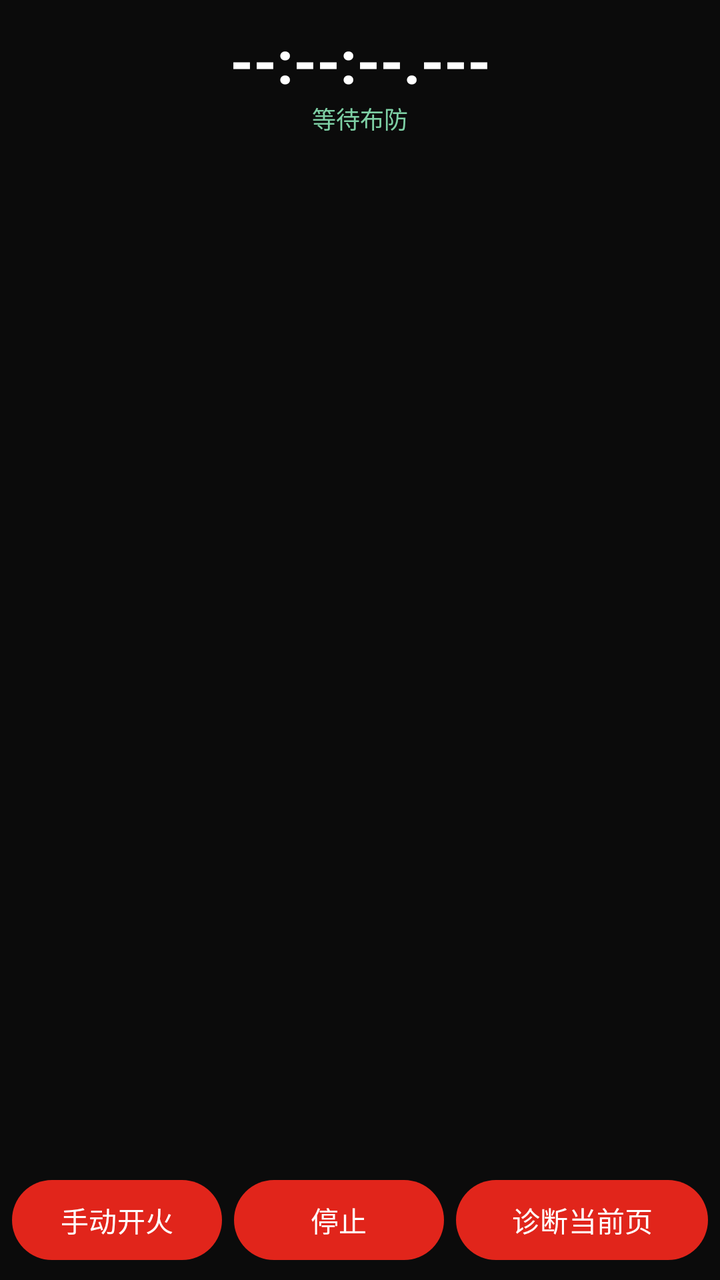
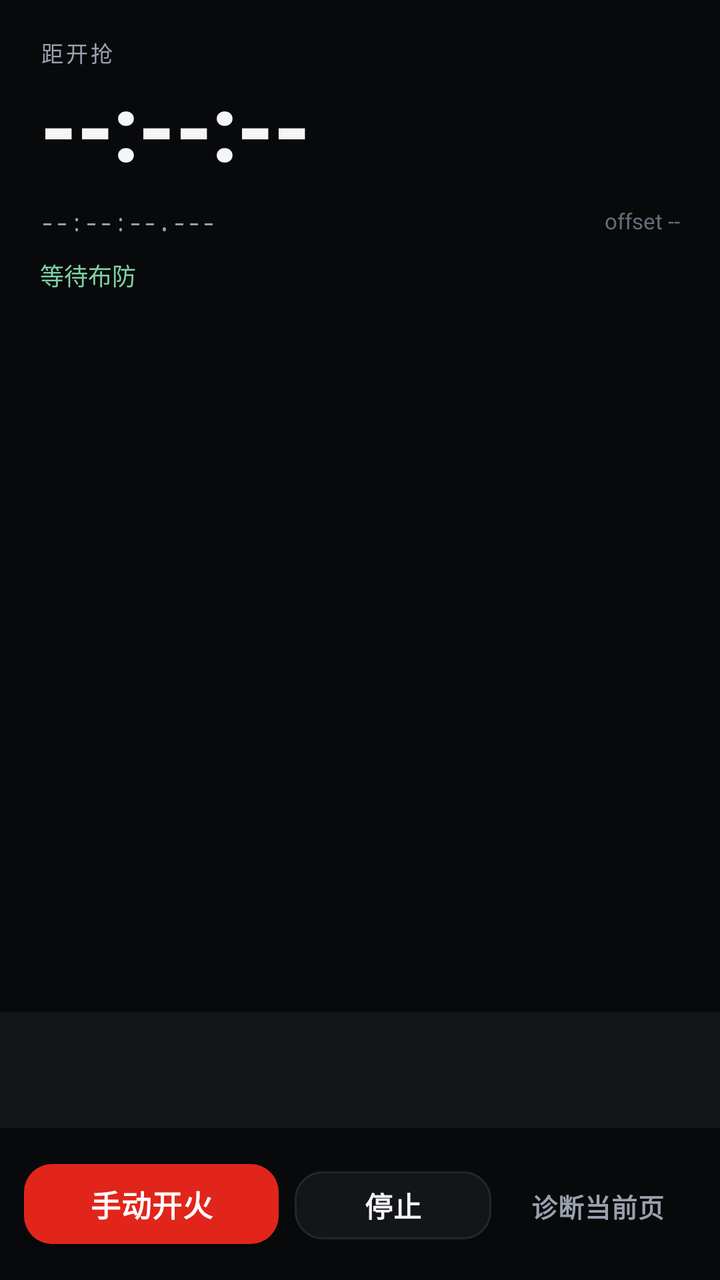

Screens rendered from an Android XML layout before and after an edit, with the pre-edit source and the edit as a unified diff.
<!-- AndroidManifest.xml: activity theme Theme.JdSniper.Sniper -->
<!-- res/layout/activity_sniper.xml -->
<?xml version="1.0" encoding="utf-8"?>
<LinearLayout xmlns:android="http://schemas.android.com/apk/res/android"
    android:layout_width="match_parent"
    android:layout_height="match_parent"
    android:background="#0B0B0B"
    android:orientation="vertical">

    <TextView
        android:id="@+id/tvClock"
        android:layout_width="match_parent"
        android:layout_height="wrap_content"
        android:gravity="center"
        android:paddingTop="10dp"
        android:text="--:--:--.---"
        android:textColor="#FFFFFF"
        android:textSize="30sp"
        android:textStyle="bold" />

    <TextView
        android:id="@+id/tvSub"
        android:layout_width="match_parent"
        android:layout_height="wrap_content"
        android:gravity="center"
        android:paddingBottom="6dp"
        android:text="等待布防"
        android:textColor="#7ED0A5"
        android:textSize="12sp" />

    <ScrollView
        android:layout_width="match_parent"
        android:layout_height="0dp"
        android:layout_weight="1">

        <LinearLayout
            android:id="@+id/webContainer"
            android:layout_width="match_parent"
            android:layout_height="wrap_content"
            android:orientation="vertical" />
    </ScrollView>

    <TextView
        android:id="@+id/tvLog"
        android:layout_width="match_parent"
        android:layout_height="90dp"
        android:padding="6dp"
        android:scrollbars="vertical"
        android:textColor="#B8B8B8"
        android:textSize="10sp" />

    <LinearLayout
        android:layout_width="match_parent"
        android:layout_height="wrap_content"
        android:orientation="horizontal"
        android:padding="6dp">

        <Button
            android:id="@+id/btnFire"
            android:layout_width="0dp"
            android:layout_height="wrap_content"
            android:layout_weight="1"
            android:text="@string/btn_fire" />

        <Button
            android:id="@+id/btnStop"
            android:layout_width="0dp"
            android:layout_height="wrap_content"
            android:layout_marginStart="6dp"
            android:layout_weight="1"
            android:text="@string/btn_stop" />

        <Button
            android:id="@+id/btnDump"
            android:layout_width="0dp"
            android:layout_height="wrap_content"
            android:layout_marginStart="6dp"
            android:layout_weight="1.2"
            android:text="@string/btn_dump" />
    </LinearLayout>
</LinearLayout>
<!-- resources referenced by this layout -->
<resources>
  <string name="btn_dump">诊断当前页</string>
  <string name="btn_fire">手动开火</string>
  <string name="btn_stop">停止</string>
  <style name="Theme.JdSniper.Sniper" parent="Theme.JdSniper">
          <item name="android:windowBackground">#0B0B0B</item>
          <item name="android:statusBarColor">#0B0B0B</item>
          <item name="android:navigationBarColor">#0B0B0B</item>
          <item name="android:windowShowWallpaper">false</item>
      </style>
  <style name="Theme.JdSniper" parent="Theme.Material3.DayNight.NoActionBar">
          <item name="colorPrimary">@color/brand_red</item>
          <item name="colorOnPrimary">#FFFFFF</item>
          <item name="colorSecondary">@color/brand_green</item>
          <item name="android:colorBackground">@color/bg</item>
          <item name="android:statusBarColor">@color/brand_red</item>
          <item name="android:navigationBarColor">@color/surface</item>
          <item name="android:windowLightStatusBar">false</item>
          <item name="android:textColorPrimary">@color/text_main</item>
      </style>
  <color name="brand_green">#12B76A</color>
  <color name="bg">#F5F6F8</color>
  <color name="surface">#FFFFFF</color>
  <color name="text_main">#1A1A1A</color>
  <!-- unchanged entries left out for length: 1 -->
</resources>

<!-- the commit's change to res/layout/activity_sniper.xml (unified diff, before → after) -->
@@ -1,79 +1,156 @@
 <?xml version="1.0" encoding="utf-8"?>
 <LinearLayout xmlns:android="http://schemas.android.com/apk/res/android"
+    xmlns:app="http://schemas.android.com/apk/res-auto"
     android:layout_width="match_parent"
     android:layout_height="match_parent"
-    android:background="#0B0B0B"
+    android:background="@color/dark_bg"
     android:orientation="vertical">
 
-    <TextView
-        android:id="@+id/tvClock"
+    <LinearLayout
         android:layout_width="match_parent"
         android:layout_height="wrap_content"
-        android:gravity="center"
-        android:paddingTop="10dp"
-        android:text="--:--:--.---"
-        android:textColor="#FFFFFF"
-        android:textSize="30sp"
-        android:textStyle="bold" />
+        android:orientation="vertical"
+        android:paddingStart="20dp"
+        android:paddingTop="18dp"
+        android:paddingEnd="20dp"
+        android:paddingBottom="10dp">
 
-    <TextView
-        android:id="@+id/tvSub"
-        android:layout_width="match_parent"
-        android:layout_height="wrap_content"
-        android:gravity="center"
-        android:paddingBottom="6dp"
-        android:text="等待布防"
-        android:textColor="#7ED0A5"
-        android:textSize="12sp" />
+        <LinearLayout
+            android:layout_width="match_parent"
+            android:layout_height="wrap_content"
+            android:gravity="center_vertical"
+            android:orientation="horizontal">
+
+            <TextView
+                android:layout_width="0dp"
+                android:layout_height="wrap_content"
+                android:layout_weight="1"
+                android:letterSpacing="0.12"
+                android:text="距开抢"
+                android:textColor="@color/dark_text_2"
+                android:textSize="11sp" />
+
+            <TextView
+                android:id="@+id/tvEventKey"
+                android:layout_width="wrap_content"
+                android:layout_height="wrap_content"
+                android:textColor="@color/dark_text_3"
+                android:textSize="10sp" />
+        </LinearLayout>
+
+        <TextView
+            android:id="@+id/tvCountdownBig"
+            android:layout_width="match_parent"
+            android:layout_height="wrap_content"
+            android:layout_marginTop="4dp"
+            android:fontFamily="sans-serif-medium"
+            android:includeFontPadding="false"
+            android:letterSpacing="-0.02"
+            android:text="--:--:--"
+            android:textColor="@color/dark_text"
+            android:textSize="46sp"
+            android:textStyle="bold" />
+
+        <LinearLayout
+            android:layout_width="match_parent"
+            android:layout_height="wrap_content"
+            android:layout_marginTop="10dp"
+            android:gravity="center_vertical"
+            android:orientation="horizontal">
+
+            <TextView
+                android:id="@+id/tvClock"
+                android:layout_width="0dp"
+                android:layout_height="wrap_content"
+                android:layout_weight="1"
+                android:fontFamily="monospace"
+                android:text="--:--:--.---"
+                android:textColor="@color/dark_text_2"
+                android:textSize="12sp" />
+
+            <TextView
+                android:id="@+id/tvOffset"
+                android:layout_width="wrap_content"
+                android:layout_height="wrap_content"
+                android:text="offset --"
+                android:textColor="@color/dark_text_3"
+                android:textSize="11sp" />
+        </LinearLayout>
+
+        <TextView
+            android:id="@+id/tvSub"
+            android:layout_width="match_parent"
+            android:layout_height="wrap_content"
+            android:layout_marginTop="10dp"
+            android:text="@string/sniper_waiting"
+            android:textColor="#7ED0A5"
+            android:textSize="12sp" />
+    </LinearLayout>
 
     <ScrollView
         android:layout_width="match_parent"
         android:layout_height="0dp"
-        android:layout_weight="1">
+        android:layout_weight="1"
+        android:clipToPadding="false"
+        android:paddingStart="12dp"
+        android:paddingEnd="12dp"
+        android:scrollbars="none">
 
         <LinearLayout
-            android:id="@+id/webContainer"
+            android:id="@+id/cardContainer"
             android:layout_width="match_parent"
             android:layout_height="wrap_content"
-            android:orientation="vertical" />
+            android:orientation="vertical"
+            android:paddingBottom="10dp" />
     </ScrollView>
 
     <TextView
         android:id="@+id/tvLog"
         android:layout_width="match_parent"
-        android:layout_height="90dp"
-        android:padding="6dp"
+        android:layout_height="58dp"
+        android:background="@color/dark_surface"
+        android:fontFamily="monospace"
+        android:paddingStart="12dp"
+        android:paddingTop="6dp"
+        android:paddingEnd="12dp"
+        android:paddingBottom="6dp"
         android:scrollbars="vertical"
-        android:textColor="#B8B8B8"
-        android:textSize="10sp" />
+        android:textColor="@color/dark_text_3"
+        android:textSize="9sp" />
 
     <LinearLayout
         android:layout_width="match_parent"
         android:layout_height="wrap_content"
         android:orientation="horizontal"
-        android:padding="6dp">
+        android:padding="12dp">
 
-        <Button
+        <com.google.android.material.button.MaterialButton
             android:id="@+id/btnFire"
             android:layout_width="0dp"
             android:layout_height="wrap_content"
-            android:layout_weight="1"
+            android:layout_weight="1.3"
             android:text="@string/btn_fire" />
 
-        <Button
+        <com.google.android.material.button.MaterialButton
             android:id="@+id/btnStop"
+            style="@style/Widget.JdSniper.Button.Outlined"
             android:layout_width="0dp"
             android:layout_height="wrap_content"
-            android:layout_marginStart="6dp"
+            android:layout_marginStart="8dp"
             android:layout_weight="1"
-            android:text="@string/btn_stop" />
+            android:text="@string/btn_stop"
+            android:textColor="@color/dark_text"
+            app:backgroundTint="@color/dark_surface"
+            app:strokeColor="@color/dark_stroke" />
 
-        <Button
+        <com.google.android.material.button.MaterialButton
             android:id="@+id/btnDump"
+            style="@style/Widget.JdSniper.Button.Text"
             android:layout_width="0dp"
             android:layout_height="wrap_content"
-            android:layout_marginStart="6dp"
-            android:layout_weight="1.2"
-            android:text="@string/btn_dump" />
+            android:layout_marginStart="4dp"
+            android:layout_weight="1"
+            android:text="@string/btn_dump"
+            android:textColor="@color/dark_text_2" />
     </LinearLayout>
 </LinearLayout>
<!-- resource entries referenced after the edit -->
@@ -1,28 +1,78 @@
 <!-- resources referenced by this layout -->
 <resources>
+  <color name="dark_bg">#08090B</color>
+  <color name="dark_stroke">#23262C</color>
+  <color name="dark_surface">#131519</color>
+  <color name="dark_text">#F4F5F7</color>
+  <color name="dark_text_2">#9AA1AE</color>
+  <color name="dark_text_3">#666D7A</color>
   <string name="btn_dump">诊断当前页</string>
   <string name="btn_fire">手动开火</string>
   <string name="btn_stop">停止</string>
+  <string name="sniper_waiting">等待布防</string>
+  <style name="Widget.JdSniper.Button.Outlined" parent="Widget.MaterialComponents.Button.OutlinedButton">
+          <item name="cornerRadius">14dp</item>
+          <item name="android:textSize">14sp</item>
+          <item name="android:minHeight">46dp</item>
+          <item name="strokeColor">@color/stroke</item>
+          <item name="android:textColor">@color/text_primary</item>
+          <item name="backgroundTint">@color/surface</item>
+      </style>
+  <style name="Widget.JdSniper.Button.Text" parent="Widget.MaterialComponents.Button.TextButton">
+          <item name="cornerRadius">12dp</item>
+          <item name="android:textSize">13sp</item>
+          <item name="android:minHeight">42dp</item>
+          <item name="android:textColor">@color/text_secondary</item>
+      </style>
   <style name="Theme.JdSniper.Sniper" parent="Theme.JdSniper">
-          <item name="android:windowBackground">#0B0B0B</item>
-          <item name="android:statusBarColor">#0B0B0B</item>
-          <item name="android:navigationBarColor">#0B0B0B</item>
-          <item name="android:windowShowWallpaper">false</item>
+          <item name="android:windowBackground">@color/dark_bg</item>
+          <item name="android:colorBackground">@color/dark_bg</item>
+          <item name="colorSurface">@color/dark_surface</item>
+          <item name="colorOnSurface">@color/dark_text</item>
+          <item name="colorOutline">@color/dark_stroke</item>
+          <item name="android:statusBarColor">@color/dark_bg</item>
+          <item name="android:windowLightStatusBar">false</item>
+          <item name="android:navigationBarColor">@color/dark_bg</item>
+          <item name="android:windowLightNavigationBar">false</item>
       </style>
+  <color name="stroke">#E6E8ED</color>
+  <color name="text_primary">#101217</color>
   <style name="Theme.JdSniper" parent="Theme.Material3.DayNight.NoActionBar">
           <item name="colorPrimary">@color/brand_red</item>
           <item name="colorOnPrimary">#FFFFFF</item>
-          <item name="colorSecondary">@color/brand_green</item>
+          <item name="colorPrimaryContainer">#FFE8E5</item>
+          <item name="colorOnPrimaryContainer">@color/brand_red_dark</item>
+          <item name="colorSecondary">@color/ok_green</item>
+          <item name="colorOnSecondary">#FFFFFF</item>
+          <item name="colorSurface">@color/surface</item>
+          <item name="colorOnSurface">@color/text_primary</item>
+          <item name="colorSurfaceVariant">@color/surface_alt</item>
+          <item name="colorOnSurfaceVariant">@color/text_secondary</item>
+          <item name="colorOutline">@color/stroke</item>
           <item name="android:colorBackground">@color/bg</item>
-          <item name="android:statusBarColor">@color/brand_red</item>
+          <item name="android:textColorPrimary">@color/text_primary</item>
+          <item name="android:textColorSecondary">@color/text_secondary</item>
+          <item name="android:statusBarColor">@color/bg</item>
+          <item name="android:windowLightStatusBar">true</item>
           <item name="android:navigationBarColor">@color/surface</item>
-          <item name="android:windowLightStatusBar">false</item>
-          <item name="android:textColorPrimary">@color/text_main</item>
+          <item name="android:windowLightNavigationBar" tools:targetApi="27">true</item>
+          <item name="materialButtonStyle">@style/Widget.JdSniper.Button</item>
       </style>
-  <color name="brand_green">#12B76A</color>
-  <color name="bg">#F5F6F8</color>
+  <color name="brand_red_dark">#B01A12</color>
+  <color name="ok_green">#0BA36B</color>
+  <color name="surface_alt">#FAFBFC</color>
+  <color name="bg">#F1F2F5</color>
+  <style name="Widget.JdSniper.Button" parent="Widget.MaterialComponents.Button">
+          <item name="cornerRadius">14dp</item>
+          <item name="android:textSize">15sp</item>
+          <item name="android:textStyle">bold</item>
+          <item name="android:letterSpacing">0.02</item>
+          <item name="android:minHeight">52dp</item>
+          <item name="backgroundTint">@color/brand_red</item>
+          <item name="android:textColor">#FFFFFF</item>
+      </style>
   <color name="surface">#FFFFFF</color>
-  <color name="text_main">#1A1A1A</color>
+  <color name="text_secondary">#5A6172</color>
   <!-- unchanged entries left out for length: 1 -->
 </resources>
 
